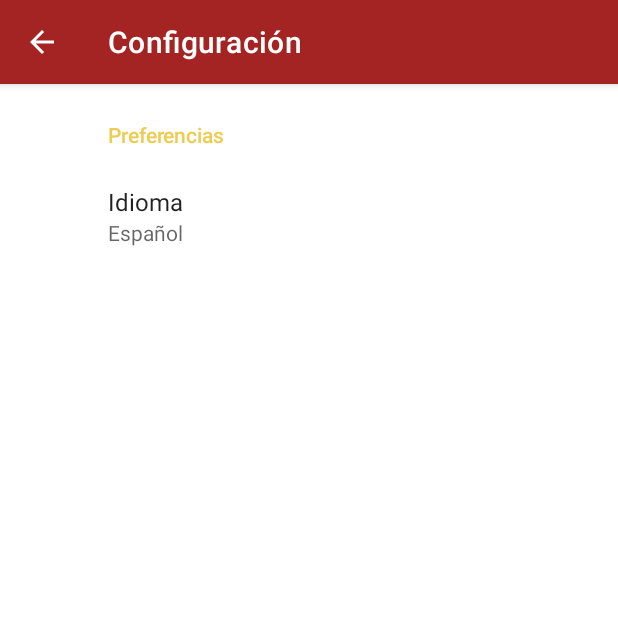
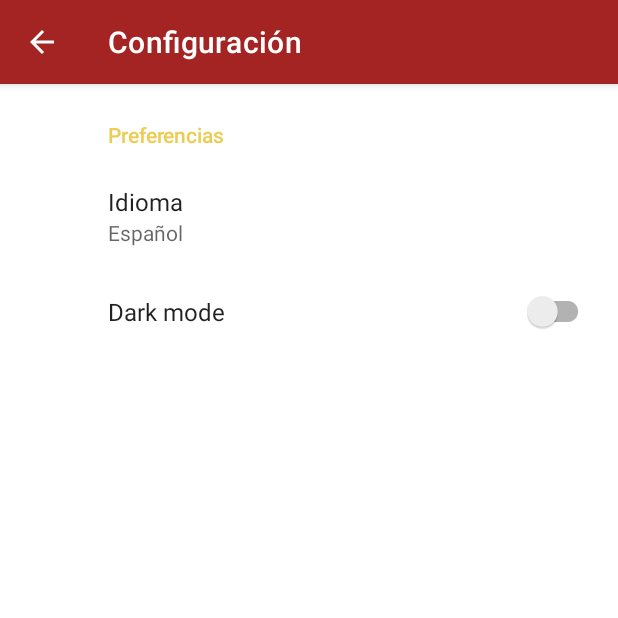
Before and after one commit to cirogargatagli/AplicacionesMoviles-BarApp, an Android app: the SettingsActivity screen opened directly, with no data from a screen before it, on a phone screen of 412 x 824 dp, the top half of it. Run offline under Robolectric (Android 15) with nearby library versions, the phone set to English and light mode, and no system bars; our stand-ins replace Firebase (no records; nobody signed in at launch, a user with empty details on screens opened directly), androidx.preference.

Commit message:
Se agrega opcion dark mode

```diff
--- a/BarApp/app/src/main/res/xml/root_preferences.xml
+++ b/BarApp/app/src/main/res/xml/root_preferences.xml
@@ -1,4 +1,5 @@
-<PreferenceScreen xmlns:app="http://schemas.android.com/apk/res-auto">
+<PreferenceScreen xmlns:app="http://schemas.android.com/apk/res-auto"
+    xmlns:android="http://schemas.android.com/apk/res/android">
 
     <PreferenceCategory app:title="@string/preferences_header">
         <ListPreference
@@ -8,6 +9,11 @@
             app:key="language"
             app:title="@string/language_title"
             app:useSimpleSummaryProvider="true" />
+        <SwitchPreferenceCompat
+            android:key="theme"
+            android:title="Dark mode">
+
+        </SwitchPreferenceCompat>
     </PreferenceCategory>
 
 </PreferenceScreen>
```
Also changed, not shown: BarApp/app/src/main/java/com/example/barapp/SettingsActivity.kt (+9 -0 lines).
